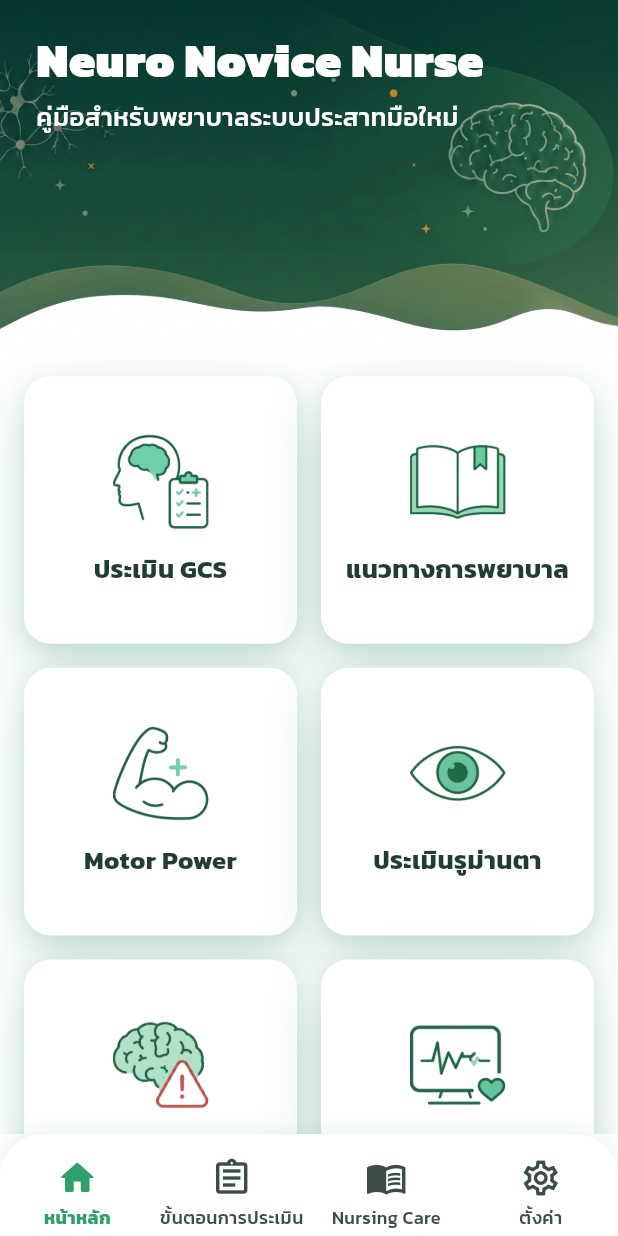
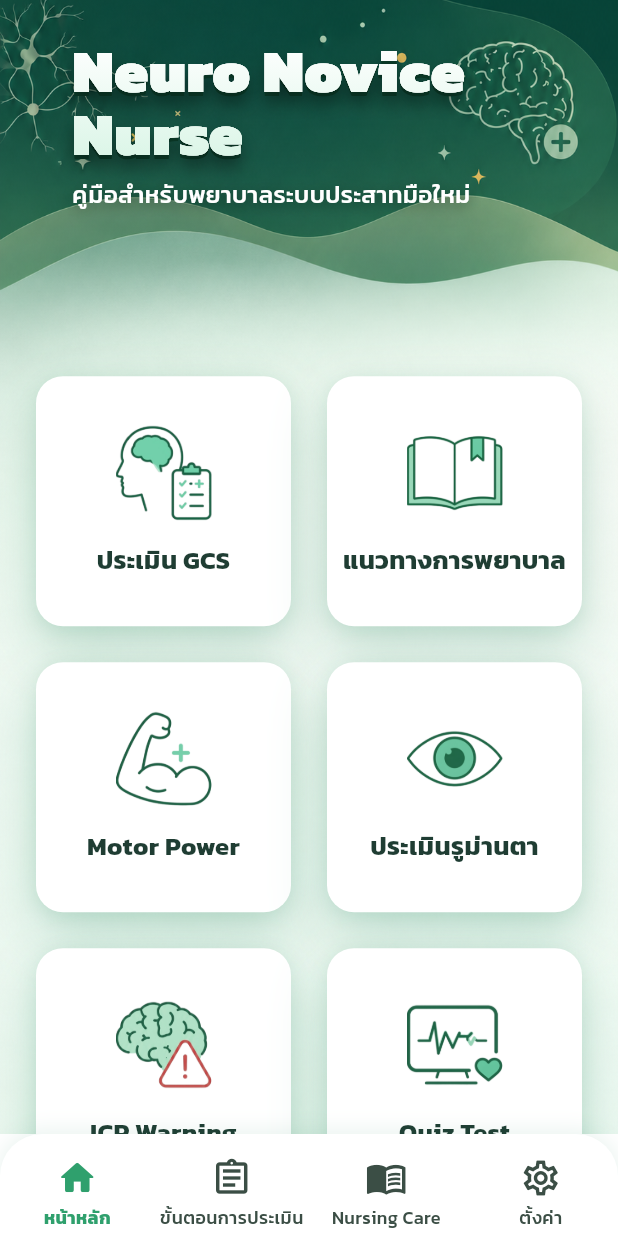
Before and after one commit to nook01294/neuro_novice-_nurse, a Flutter app: the screen it shows once a user with an empty profile is signed in, on a phone screen of 412 x 824 dp. Run offline on Flutter 3.47's test engine with Material 3 defaults, Android fonts, the phone set to English and light mode, and no system bars; our stand-ins replace cloud_firestore, firebase_auth, firebase_core; accounts and stored records are empty.

Commit message:
Revise Nursing Care for IICP and restyle Home and guideline cards
Nursing Care for IICP follows the revised reference sheet
(docs/nursing_care_new.jpg): new titles and bullets for all six steps,
no lead-in paragraphs, and a source line at the bottom. Card titles sit
on a soft-green band with the number centred against two-line titles;
bullets are larger and indented less.

GCS assessment steps get the same soft-green title band and a source
line under step 4. Severity labels break before the Thai text in
parentheses so the result pill wraps cleanly.

Home uses the shared background artwork instead of its own header
image. The title is larger, set in two lines right of the neuron
artwork, with a layered shadow and gradient for depth. Menu cards have
more spacing.

Severe: "ประเมินและช่วยเหลือทันที" is a plain bullet list with the
neurological-signs line folded in, the timeline row no longer framed,
and an orange warning heading. Cushing response tiles are split into
BP/pulse pressure, bradycardia and breathing, each with a border.

Moderate: the seizure/fall/aspiration sub-items start under the item
icon for more line width, and the fall-prevention wording is tightened.

Co-Authored-By: Claude Opus 5.5 (1M context) <noreply@anthropic.com>

```diff
--- a/lib/models/gcs_option.dart
+++ b/lib/models/gcs_option.dart
@@ -121,11 +121,11 @@ extension GcsSeverityLabel on GcsSeverity {
   String get label {
     switch (this) {
       case GcsSeverity.mild:
-        return 'Mild (บาดเจ็บเล็กน้อย)';
+        return 'Mild\n(บาดเจ็บเล็กน้อย)';
       case GcsSeverity.moderate:
-        return 'Moderate (บาดเจ็บปานกลาง)';
+        return 'Moderate\n(บาดเจ็บปานกลาง)';
       case GcsSeverity.severe:
-        return 'Severe (บาดเจ็บรุนแรง)';
+        return 'Severe\n(บาดเจ็บรุนแรง)';
     }
   }
 }
--- a/lib/screens/home_screen.dart
+++ b/lib/screens/home_screen.dart
@@ -12,17 +12,28 @@ class HomeScreen extends StatelessWidget {
   Widget build(BuildContext context) {
     return Scaffold(
       backgroundColor: AppColors.background,
-      body: CustomScrollView(
+      // Same full-bleed artwork as every other screen (see BackgroundScaffold);
+      // it stays fixed while the header text and cards scroll over it.
+      body: Container(
+        width: double.infinity,
+        height: double.infinity,
+        decoration: const BoxDecoration(
+          image: DecorationImage(
+            image: AssetImage('assets/images/back_ground_default_3.png'),
+            fit: BoxFit.cover,
+          ),
+        ),
+        child: CustomScrollView(
           controller: scrollController,
           slivers: [
             SliverToBoxAdapter(child: _Header()),
             SliverPadding(
-            padding: const EdgeInsets.fromLTRB(16, 20, 16, 24),
+              padding: const EdgeInsets.fromLTRB(24, 20, 24, 24),
               sliver: SliverGrid(
                 gridDelegate: const SliverGridDelegateWithFixedCrossAxisCount(
                   crossAxisCount: 2,
-                mainAxisSpacing: 16,
-                crossAxisSpacing: 16,
+                  mainAxisSpacing: 24,
+                  crossAxisSpacing: 24,
                   childAspectRatio: 1.02,
                 ),
                 delegate: SliverChildBuilderDelegate(
@@ -33,15 +44,20 @@ class HomeScreen extends StatelessWidget {
             ),
           ],
         ),
+      ),
     );
   }
 }
 
-/// App header: the illustrated brain/neuron artwork as a background image
-/// (it already includes its own wavy bottom edge), with the title and
-/// subtitle overlaid on top.
+/// App header: the title and subtitle over the screen's background artwork.
+/// Its height leaves room for the artwork's dark band, so the cards start
+/// around the wave.
 class _Header extends StatelessWidget {
-  static const double _imageAspectRatio = 1371 / 768;
+  static const double _headerAspectRatio = 1371 / 768;
+
+  static const List<Shadow> _shadow = [
+    Shadow(color: Colors.black38, blurRadius: 10, offset: Offset(0, 2)),
+  ];
 
   @override
   Widget build(BuildContext context) {
@@ -49,37 +65,24 @@ class _Header extends StatelessWidget {
 
     return Stack(
       children: [
-        AspectRatio(
-          aspectRatio: _imageAspectRatio,
-          child: Image.asset(
-            'assets/images/background_1.jpg',
-            fit: BoxFit.cover,
-            width: double.infinity,
-          ),
-        ),
+        const AspectRatio(aspectRatio: _headerAspectRatio),
+        // Title block sits right of the neuron artwork, as in the design mock.
         Positioned(
-          left: 24,
+          left: 48,
           right: 24,
-          top: topInset + 22,
-          child: Column(
+          top: topInset + 26,
+          child: const Column(
             crossAxisAlignment: CrossAxisAlignment.start,
-            children: const [
-              Text(
-                'Neuro Novice Nurse',
-                style: TextStyle(
-                  color: Colors.white,
-                  fontSize: 31,
-                  fontWeight: FontWeight.w900,
-                  height: 1.15,
-                ),
-              ),
+            children: [
+              _DimensionalTitle(),
               SizedBox(height: 8),
               Text(
                 'คู่มือสำหรับพยาบาลระบบประสาทมือใหม่',
                 style: TextStyle(
                   color: Colors.white,
-                  fontSize: 17,
+                  fontSize: 16,
                   fontWeight: FontWeight.w500,
+                  shadows: _shadow,
                 ),
               ),
             ],
@@ -89,3 +92,40 @@ class _Header extends StatelessWidget {
     );
   }
 }
+
+/// "Neuro Novice Nurse" with depth: a stack of hard dark-green offsets reads
+/// as an extruded edge, a soft drop shadow lifts it off the artwork, and a
+/// white-to-mint gradient lights the face from above.
+class _DimensionalTitle extends StatelessWidget {
+  const _DimensionalTitle();
+
+  static const String _text = 'Neuro Novice\nNurse';
+  static const TextStyle _base = TextStyle(fontSize: 40, fontWeight: FontWeight.w900, height: 1.05);
+
+  static const List<Shadow> _depth = [
+    Shadow(color: Color(0xFF0E4D35), offset: Offset(0, 1)),
+    Shadow(color: Color(0xFF0E4D35), offset: Offset(0, 2)),
+    Shadow(color: Color(0xFF0B3F2B), offset: Offset(0, 3)),
+    Shadow(color: Color(0x66000000), offset: Offset(0, 8), blurRadius: 14),
+  ];
+
+  @override
+  Widget build(BuildContext context) {
+    return Stack(
+      children: [
+        // Back layer carries the shadows; the gradient face is drawn over it
+        // because ShaderMask would also tint the shadows.
+        Text(_text, style: _base.copyWith(color: Colors.white, shadows: _depth)),
+        ShaderMask(
+          blendMode: BlendMode.srcIn,
+          shaderCallback: (bounds) => const LinearGradient(
+            begin: Alignment.topCenter,
+            end: Alignment.bottomCenter,
+            colors: [Colors.white, Color(0xFFD9F5E6)],
+          ).createShader(bounds),
+          child: Text(_text, style: _base.copyWith(color: Colors.white)),
+        ),
+      ],
+    );
+  }
+}
--- a/lib/screens/moderate_head_injury_screen.dart
+++ b/lib/screens/moderate_head_injury_screen.dart
@@ -82,7 +82,7 @@ class ModerateHeadInjuryScreen extends StatelessWidget {
                           icon: Icons.directions_walk_rounded,
                           label: 'พลัดตกหกล้ม',
                           text: 'ปรับเตียงให้อยู่ระดับต่ำ ยกไม้กั้นเตียงตามความเหมาะสม '
-                              'และช่วยเหลือเมื่อมีลุก นั่ง หรือเดิน',
+                              'และช่วยเหลือเมื่อลุกนั่ง หรือเดิน',
                         ),
                         ChecklistDetail(
                           icon: Icons.air_rounded,
```
Also changed, not shown: lib/screens/assess_screen.dart (+26 -1 lines), lib/screens/monitor_screen.dart (+91 -88 lines), lib/screens/severe_head_injury_screen.dart (+19 -50 lines), lib/widgets/head_injury_guideline.dart (+15 -10 lines), docs/nursing_care_new.jpg (added). Lines whose indentation alone changed are shown as unchanged.
